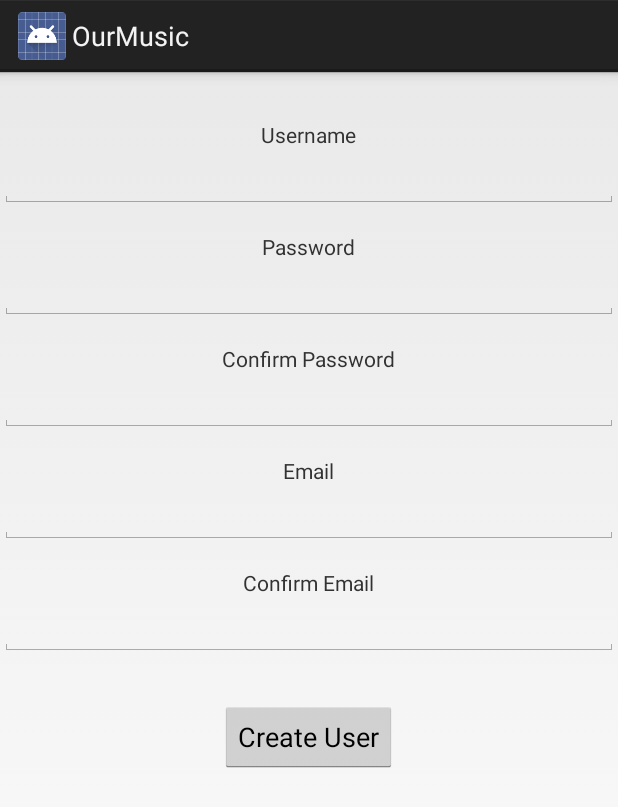
After one commit to d378p/acs560_course_project, an Android app: the CreateUserActivity screen opened directly, with no data from a screen before it, on a phone screen of 412 x 824 dp. The commit adds this screen. Shown: the top 807 px of the screen. Run offline under Robolectric (Android 15) with nearby library versions, the phone set to English and light mode, and no system bars.

Commit message:
Client with updated connection classes and new user activity

```diff
--- /dev/null
+++ b/OurMusic/app/src/main/java/com/our_music/gui/CreateUserActivity.java
@@ -0,0 +1,18 @@
+package com.our_music.gui;
+
+import android.app.Activity;
+import android.os.Bundle;
+
+import com.example.jared.ourmusic.R;
+
+/**
+ * Created by Jared on 11/17/2014.
+ */
+public class CreateUserActivity extends Activity{
+    private static final String TAG = CreateUserActivity.class.getSimpleName();
+
+    public void onCreate(Bundle savedInstanceState) {
+        super.onCreate(savedInstanceState);
+        setContentView(R.layout.activity_newuser);
+    }
+}
--- /dev/null
+++ b/OurMusic/app/src/main/res/layout/activity_newuser.xml
@@ -0,0 +1,115 @@
+<?xml version="1.0" encoding="utf-8"?>
+<RelativeLayout xmlns:android="http://schemas.android.com/apk/res/android"
+    android:layout_width="match_parent" android:layout_height="match_parent">
+
+    <TextView
+        android:id="@+id/usernameNewUser"
+        android:text="@string/username"
+        android:layout_width="wrap_content"
+        android:layout_height="wrap_content"
+        android:layout_marginTop="32dp"
+        android:layout_alignParentTop="true"
+        android:layout_centerHorizontal="true"
+        />
+
+    <EditText
+        android:id="@+id/loginBoxNewUser"
+        android:layout_width="match_parent"
+        android:layout_height="wrap_content"
+        android:layout_below="@+id/usernameNewUser"
+        android:layout_alignParentLeft="true"
+        android:layout_alignParentStart="true"
+        android:layout_centerHorizontal="true"
+        />
+
+    <TextView
+        android:id="@+id/passwordNewUser"
+        android:text="@string/password"
+        android:layout_width="wrap_content"
+        android:layout_height="wrap_content"
+        android:layout_below="@+id/loginBoxNewUser"
+        android:layout_marginTop="16dp"
+        android:layout_centerHorizontal="true"
+        />
+
+    <EditText
+        android:id="@+id/passwordBox"
+        android:layout_width="match_parent"
+        android:layout_height="wrap_content"
+        android:layout_below="@+id/passwordNewUser"
+        android:layout_alignParentLeft="true"
+        android:layout_alignParentStart="true"
+        android:layout_centerHorizontal="true"
+        />
+
+    <TextView
+        android:id="@+id/confirmPasswordNewUser"
+        android:text="@string/confirm_password"
+        android:layout_width="wrap_content"
+        android:layout_height="wrap_content"
+        android:layout_below="@+id/passwordBox"
+        android:layout_marginTop="16dp"
+        android:layout_centerHorizontal="true"
+        />
+
+    <EditText
+        android:id="@+id/confirmPasswordBoxNewUser"
+        android:layout_width="match_parent"
+        android:layout_height="wrap_content"
+        android:layout_below="@+id/confirmPasswordNewUser"
+        android:layout_alignParentLeft="true"
+        android:layout_alignParentStart="true"
+        android:layout_centerHorizontal="true"
+        />
+
+    <TextView
+        android:id="@+id/emailNewUser"
+        android:text="@string/email"
+        android:layout_width="wrap_content"
+        android:layout_height="wrap_content"
+        android:layout_below="@+id/confirmPasswordBoxNewUser"
+        android:layout_marginTop="16dp"
+        android:layout_centerHorizontal="true"
+        />
+
+    <EditText
+        android:id="@+id/emailBoxNewUser"
+        android:layout_width="match_parent"
+        android:layout_height="wrap_content"
+        android:layout_below="@+id/emailNewUser"
+        android:layout_alignParentLeft="true"
+        android:layout_alignParentStart="true"
+        android:layout_centerHorizontal="true"
+        />
+
+    <TextView
+        android:id="@+id/confirmEmailNewUser"
+        android:text="@string/confirm_email"
+        android:layout_width="wrap_content"
+        android:layout_height="wrap_content"
+        android:layout_below="@+id/emailBoxNewUser"
+        android:layout_marginTop="16dp"
+        android:layout_centerHorizontal="true"
+        />
+
+    <EditText
+        android:id="@+id/confirmEmailBoxNewUser"
+        android:layout_width="match_parent"
+        android:layout_height="wrap_content"
+        android:layout_below="@+id/confirmEmailNewUser"
+        android:layout_alignParentLeft="true"
+        android:layout_alignParentStart="true"
+        android:layout_centerHorizontal="true"
+        />
+
+    <Button
+        android:id="@+id/createUserButton"
+        android:layout_width="wrap_content"
+        android:layout_height="wrap_content"
+        android:layout_below="@id/confirmEmailBoxNewUser"
+        android:layout_marginTop="30dp"
+        android:layout_centerHorizontal="true"
+        android:text="@string/create_user"
+        />
+
+</RelativeLayout>
--- a/OurMusic/app/src/main/res/values/strings.xml
+++ b/OurMusic/app/src/main/res/values/strings.xml
@@ -8,5 +8,11 @@
     <string name="password">Password</string>
     <string name="username">Username</string>
     <string name="friend_title">Friends</string>
+    <string name="confirm_password">Confirm Password</string>
+    <string name="email">Email</string>
+    <string name="confirm_email">Confirm Email</string>
+    <string name="create_user">Create User</string>
+    <string name="create_account">If you don\'t have an account you can create one here</string>
+    <string name="create_account_btn">Create Account</string>
 
 </resources>
```
Also changed, not shown: OurMusic/app/src/main/AndroidManifest.xml (+7 -2 lines), OurMusic/app/src/main/java/com/our_music/connection/ClientConnection.java (added, +115 -0 lines), OurMusic/app/src/main/java/com/our_music/connection/Parser.java (+146 -39 lines), OurMusic/app/src/main/java/com/our_music/gui/LoginActivity.java (+26 -3 lines), OurMusic/app/src/main/res/layout/activity_login.xml (+20 -0 lines).
